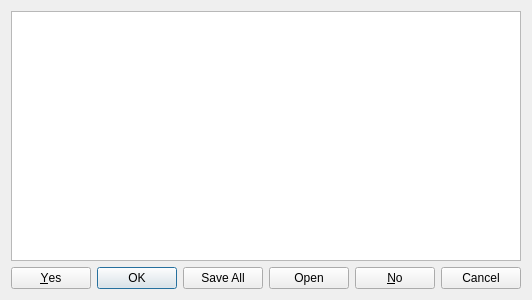
Before: the Qt Designer form 4-2QDialogButtonBox/infodialog.ui in emiliesedziol/qt, drawn with Qt 5.
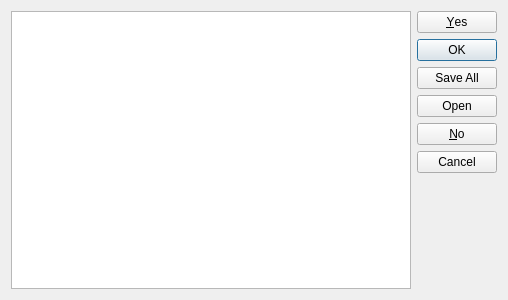
After: the same form once the commit is applied.

Patch:
```diff
--- a/4-2QDialogButtonBox/infodialog.ui
+++ b/4-2QDialogButtonBox/infodialog.ui
@@ -13,12 +13,15 @@
   <property name="windowTitle">
    <string>Dialog</string>
   </property>
-  <layout class="QVBoxLayout" name="verticalLayout">
+  <layout class="QHBoxLayout" name="horizontalLayout">
    <item>
     <widget class="QTextEdit" name="textEdit"/>
    </item>
    <item>
     <widget class="QDialogButtonBox" name="buttonBox">
+     <property name="orientation">
+      <enum>Qt::Vertical</enum>
+     </property>
      <property name="standardButtons">
       <set>QDialogButtonBox::Cancel|QDialogButtonBox::No|QDialogButtonBox::Ok|QDialogButtonBox::Open|QDialogButtonBox::SaveAll|QDialogButtonBox::Yes</set>
      </property>
```
